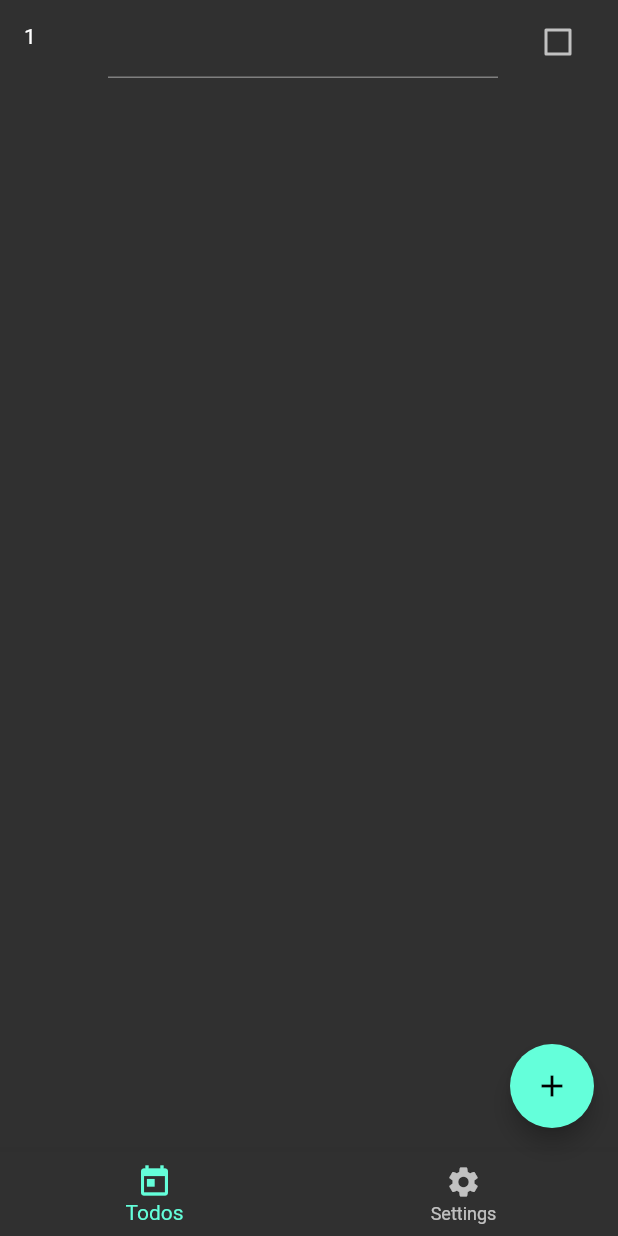
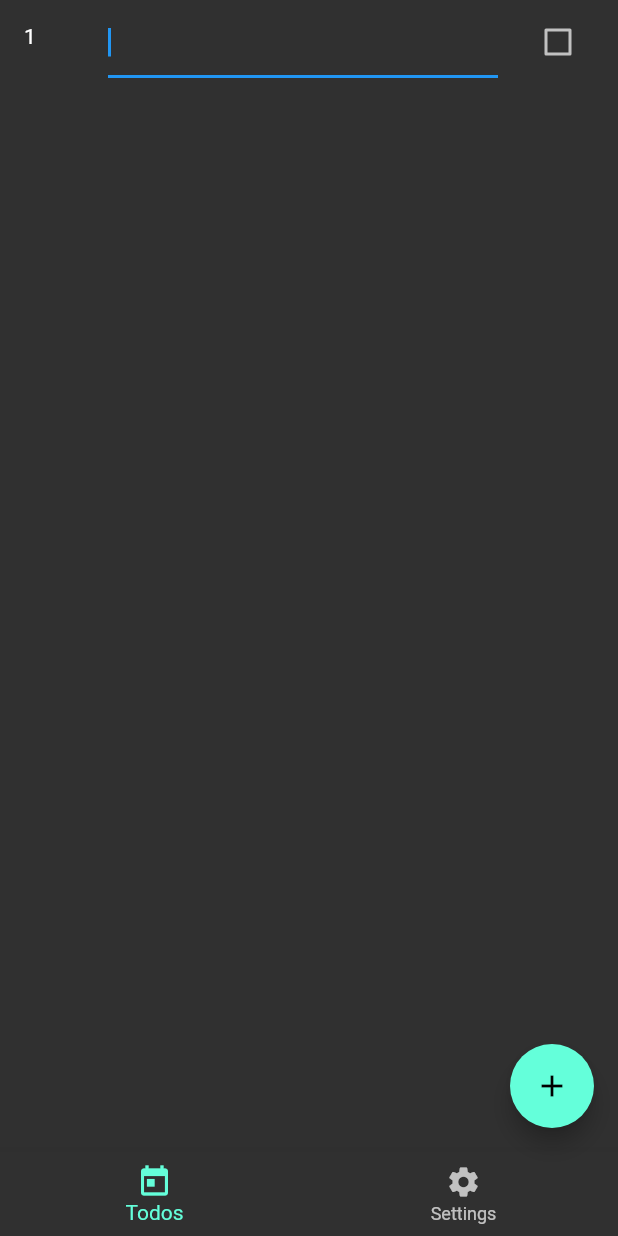
Before and after one commit to MateuszSadowski/flutter-todo, a Flutter app: the screen it shows after launch, after a tap on the "add" icon, on a phone screen of 412 x 824 dp. Run offline on Flutter 3.47's test engine with Material 2 defaults, Android fonts, the phone set to English and light mode, and no system bars; our stand-ins replace flutter_hooks, flutter_mobx, mobx; generated files the repository leaves out were written again.

Commit message:
Add shift focus on edit and on adding new todo

```diff
--- a/lib/main.dart
+++ b/lib/main.dart
@@ -12,6 +12,7 @@ class MyApp extends HookWidget {
   @override
   Widget build(BuildContext context) {
     final model = useMemoized(() => Todos());
+    final scrollController = ScrollController();
 
     return MaterialApp(
       darkTheme: ThemeData.dark(),
@@ -19,6 +20,7 @@ class MyApp extends HookWidget {
       home: Scaffold(
         body: Observer(
           builder: (_) => ListView.builder(
+            controller: scrollController,
             itemBuilder: (context, index) {
               final todo = model.todos[index];
               return TodoCell(
@@ -35,8 +37,11 @@ class MyApp extends HookWidget {
         ),
         floatingActionButton: FloatingActionButton(
           onPressed: () {
-            model.addTodo(Todo(
-                (model.todos.length + 1).toString(), "New todo", true, false));
+            Todo todo = Todo(
+                (model.todos.length + 1).toString(), "New todo", true, false);
+            model.addTodo(todo);
+            model.setFocused(todo);
+            scrollController.jumpTo(scrollController.position.maxScrollExtent);
           },
           child: Icon(Icons.add),
         ),
@@ -54,6 +59,57 @@ class MyApp extends HookWidget {
     );
   }
 }
+
+// Example:
+// class SomeWidget extends StatefulWidget {
+//   SomeWidget({Key key}) : super(key: key);
+
+//   @override
+//   _SomeWidgetState createState() => _SomeWidgetState();
+// }
+
+// class _SomeWidgetState extends State<SomeWidget> {
+//   int x = 0; // 1
+
+//   @override
+//   Widget build(BuildContext context) {
+//     return Column(
+//       children: [
+//         Text(this.x.toString()),
+//         RaisedButton(onPressed: () {
+//           setState(() {
+//             x = x + 1;
+//           });
+//         }),
+//       ],
+//     );
+//   }
+// }
+
+// class SomeHookWidget extends HookWidget {
+//   const SomeHookWidget({Key key}) : super(key: key);
+
+//   @override
+//   Widget build(BuildContext context) {
+//     final x = useState(0);
+
+//     useEffect(() {
+//       print("Initialize");
+//       return () {
+//         print("Dispose");
+//       };
+//     }, []);
+
+//     return Column(
+//       children: [
+//         Text(x.value.toString()),
+//         RaisedButton(onPressed: () {
+//           x.value = 1;
+//         }),
+//       ],
+//     );
+//   }
+// }
 
 class TodoCell extends HookWidget {
   TodoCell({
@@ -73,21 +129,41 @@ class TodoCell extends HookWidget {
   final Function() onSubmit;
   final Function() onTap;
 
+  ValueNotifier<FocusNode> useFocusNode() {
+    final focus = useState(FocusNode());
+
+    useEffect(() {
+      return () {
+        focus.value.dispose();
+      };
+    }, []);
+
+    return focus;
+  }
+
   @override
   Widget build(BuildContext context) {
-    // final opacity = useState(0.0);
+    final focusNode = useFocusNode();
+
+    useEffect(() {
+      FocusScope.of(context).requestFocus(focusNode.value);
+      return () {};
+    }, []);
 
     return Dismissible(
       key: Key(todo.id),
       child: ListTile(
         leading: Text(todo.id),
         title: Observer(
-          builder: (_) => TextField(
-            decoration: todo.focused ? InputDecoration() : null,
-            onChanged: (value) => onEdit(value),
-            onSubmitted: (_) => onSubmit(),
-            onTap: () => onTap(),
-          ),
+          builder: (_) {
+            return TextField(
+              focusNode: focusNode.value,
+              decoration: todo.focused ? InputDecoration() : null,
+              onChanged: (value) => onEdit(value),
+              onSubmitted: (_) => onSubmit(),
+              onTap: () => onTap(),
+            );
+          },
         ),
         trailing: Observer(
           builder: (_) => Checkbox(
```
Also changed, not shown: lib/todos.dart (+1 -6 lines).
